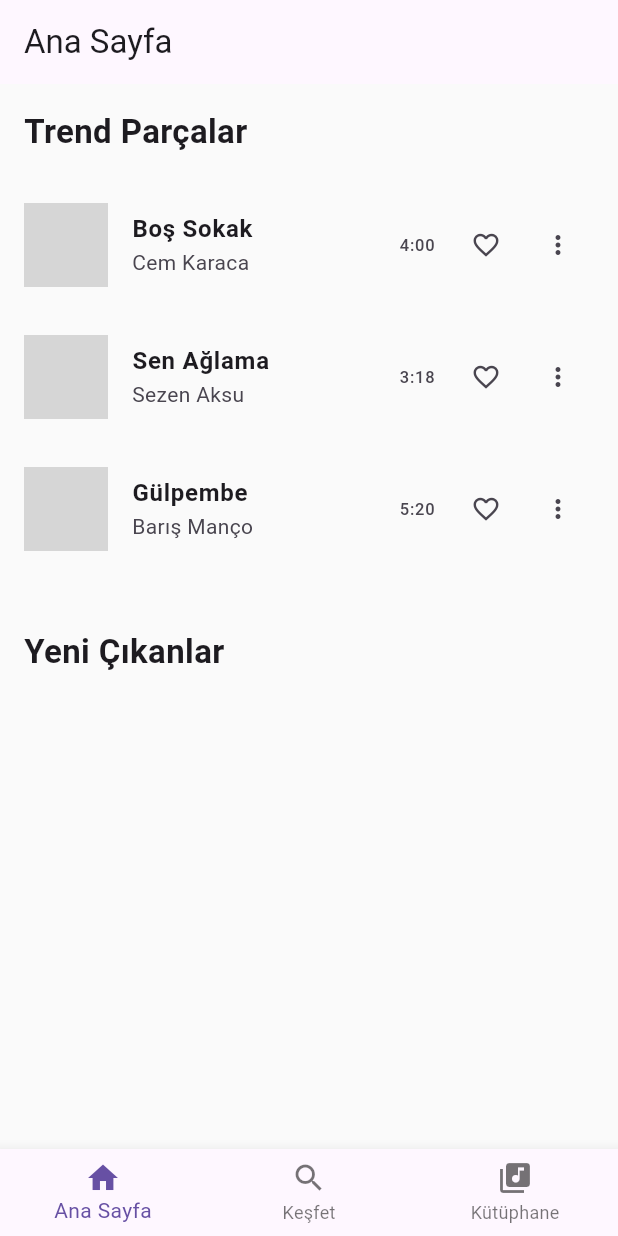
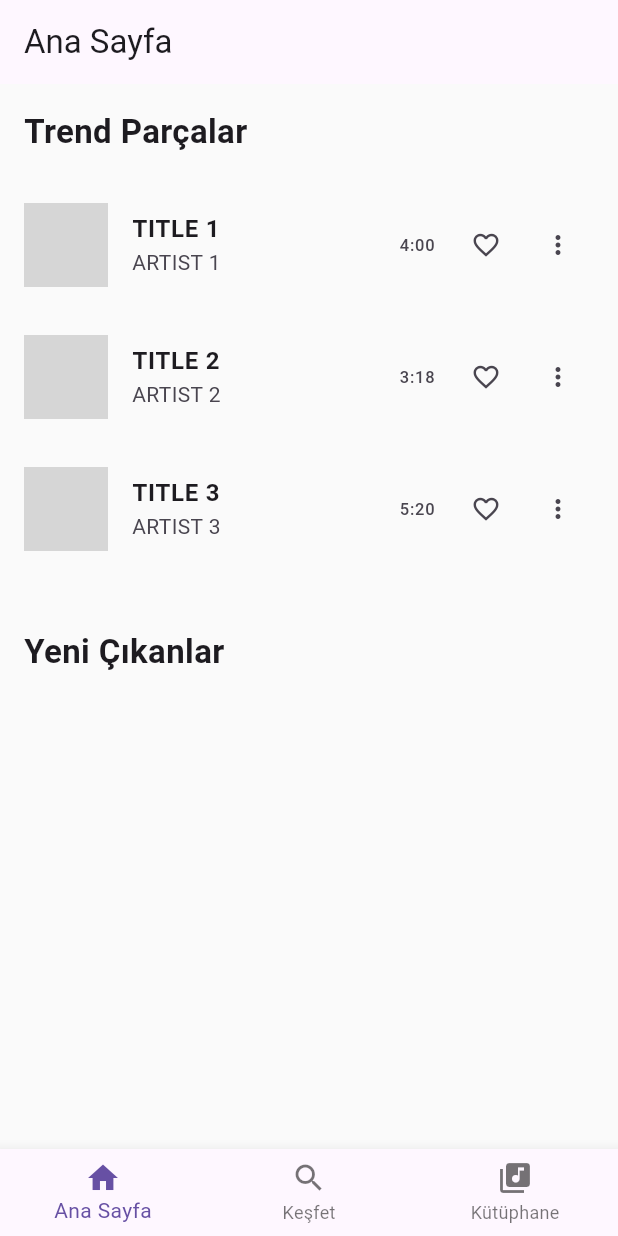
Before and after one commit to batuhanyeniocak/Echowolke, a Flutter app: the screen it shows after launch, on a phone screen of 412 x 824 dp. Run offline on Flutter 3.47's test engine with Material 3 defaults, Android fonts, the phone set to English and light mode, and no system bars; network calls fail; grey boxes are pictures that could not be loaded.

Commit message:
Update home_screen.dart

```diff
--- a/lib/screens/home_screen.dart
+++ b/lib/screens/home_screen.dart
@@ -14,8 +14,8 @@ class _HomeScreenState extends State<HomeScreen> {
   final List<Track> _trendingTracks = [
     Track(
       id: '1',
-      title: 'Boş Sokak',
-      artist: 'Cem Karaca',
+      title: 'TITLE 1',
+      artist: 'ARTIST 1',
       coverUrl: 'https://via.placeholder.com/300',
       audioUrl: 'https://example.com/audio1.mp3',
       duration: 240,
@@ -23,8 +23,8 @@ class _HomeScreenState extends State<HomeScreen> {
     ),
     Track(
       id: '2',
-      title: 'Sen Ağlama',
-      artist: 'Sezen Aksu',
+      title: 'TITLE 2',
+      artist: 'ARTIST 2',
       coverUrl: 'https://via.placeholder.com/300',
       audioUrl: 'https://example.com/audio2.mp3',
       duration: 198,
@@ -32,8 +32,8 @@ class _HomeScreenState extends State<HomeScreen> {
     ),
     Track(
       id: '3',
-      title: 'Gülpembe',
-      artist: 'Barış Manço',
+      title: 'TITLE 3',
+      artist: 'ARTIST 3',
       coverUrl: 'https://via.placeholder.com/300',
       audioUrl: 'https://example.com/audio3.mp3',
       duration: 320,
```
